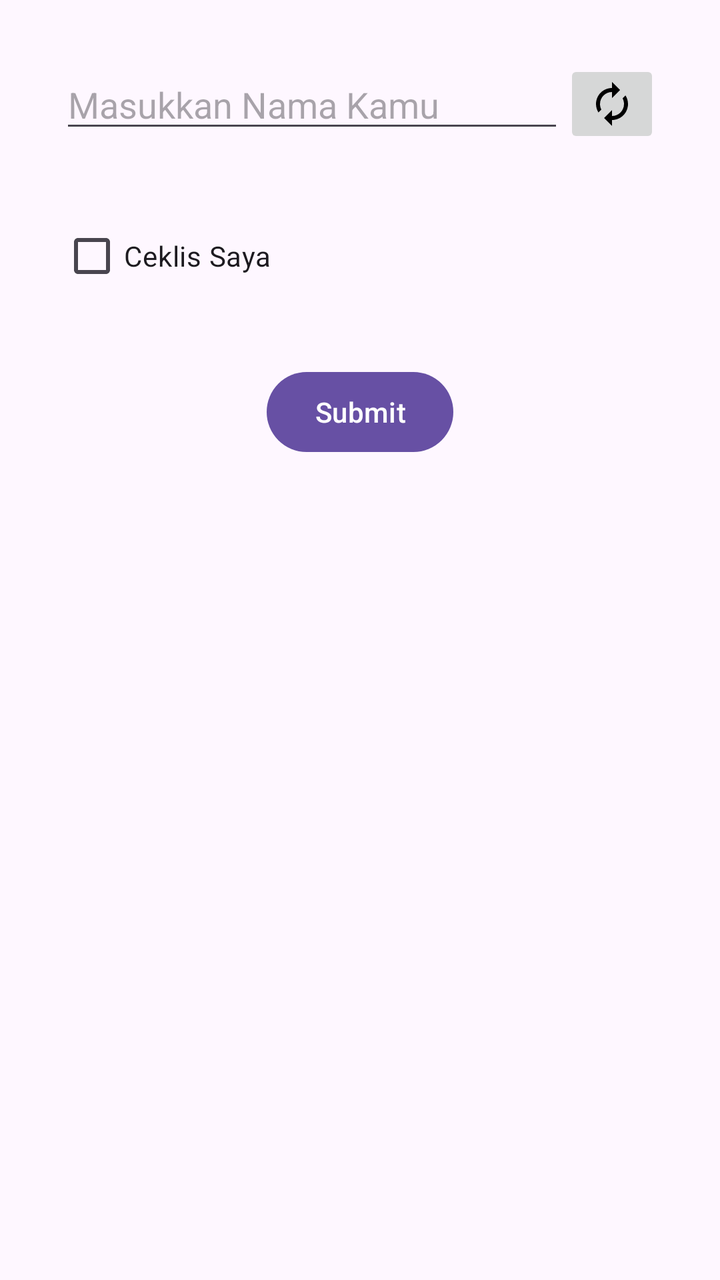
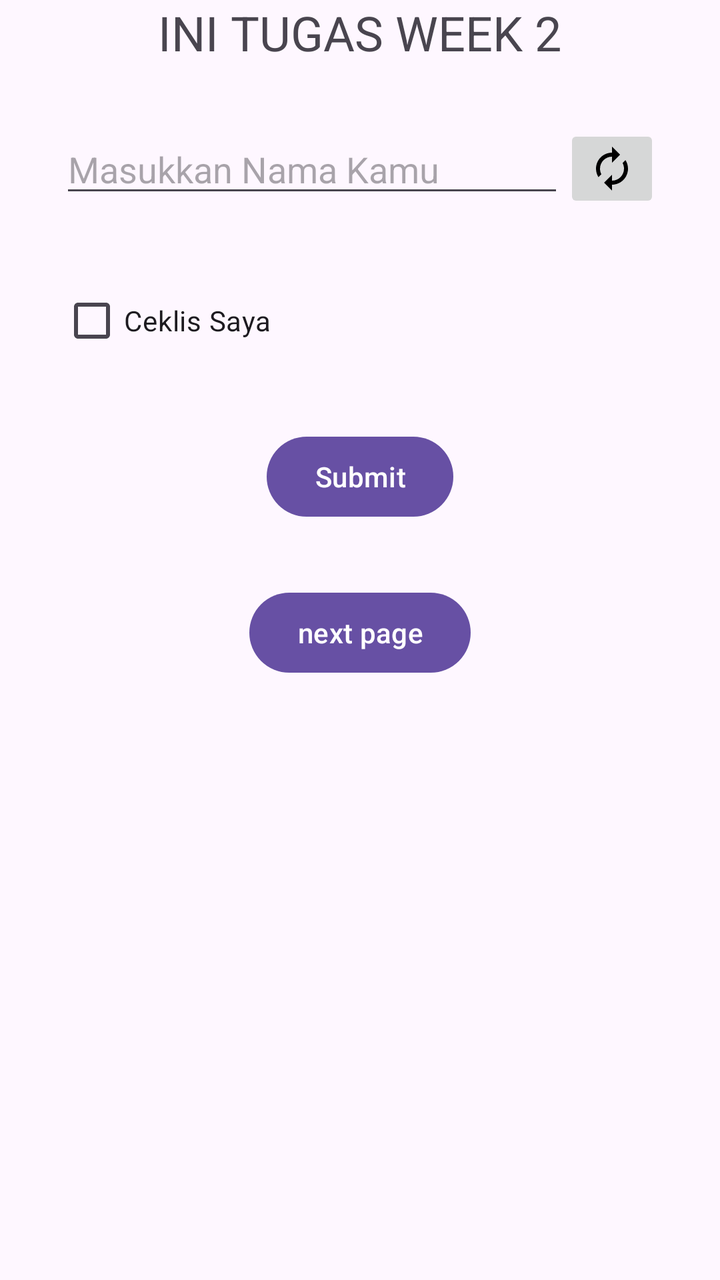

An Android layout rendered at two revisions. The XML below is the earlier revision; the diff shows what the commit changed to produce the second picture.
<!-- AndroidManifest.xml: application theme Theme.BelajarAndroidStudio -->
<!-- res/layout/activity_main.xml -->
<?xml version="1.0" encoding="utf-8"?>
<LinearLayout xmlns:android="http://schemas.android.com/apk/res/android"
    xmlns:app="http://schemas.android.com/apk/res-auto"
    xmlns:tools="http://schemas.android.com/tools"
    android:id="@+id/main"
    android:layout_width="match_parent"
    android:layout_height="match_parent"
    android:orientation="vertical"
    tools:context=".MainActivity">

    <LinearLayout
        android:layout_width="match_parent"
        android:layout_height="wrap_content"
        android:layout_margin="30dp"
        android:orientation="horizontal">

        <EditText
            android:id="@+id/main_nama"
            android:layout_width="0dp"
            android:layout_weight="1"
            android:layout_height="wrap_content"
            android:hint="Masukkan Nama Kamu"/>

        <ImageButton
            android:id="@+id/main_btn_reset"
            android:layout_width="wrap_content"
            android:layout_height="wrap_content"
            android:src="@drawable/ic_autorenew"/>
        </LinearLayout>

    <CheckBox
        android:id="@+id/main_cb_Ceklis"
        android:layout_width="match_parent"
        android:layout_height="wrap_content"
        android:layout_marginHorizontal="30dp"
        android:text="Ceklis Saya" />
    
    <Button
        android:id="@+id/main_btn_submit"
        android:layout_width="wrap_content"
        android:layout_height="wrap_content"
        android:text="Submit"
        android:layout_margin="30dp"
        android:layout_gravity="center"/>



</LinearLayout>
<!-- resources referenced by this layout -->
<resources>
  <!-- drawable ic_autorenew (drawable) -->
  <vector xmlns:android="http://schemas.android.com/apk/res/android" android:height="24dp" android:tint="#000000" android:viewportHeight="24" android:viewportWidth="24" android:width="24dp">
        
      <path android:fillColor="@android:color/white" android:pathData="M12,6v3l4,-4 -4,-4v3c-4.42,0 -8,3.58 -8,8 0,1.57 0.46,3.03 1.24,4.26L6.7,14.8c-0.45,-0.83 -0.7,-1.79 -0.7,-2.8 0,-3.31 2.69,-6 6,-6zM18.76,7.74L17.3,9.2c0.44,0.84 0.7,1.79 0.7,2.8 0,3.31 -2.69,6 -6,6v-3l-4,4 4,4v-3c4.42,0 8,-3.58 8,-8 0,-1.57 -0.46,-3.03 -1.24,-4.26z"/>
      
  </vector>
  <style name="Theme.BelajarAndroidStudio" parent="Base.Theme.BelajarAndroidStudio" />
  <style name="Base.Theme.BelajarAndroidStudio" parent="Theme.Material3.DayNight.NoActionBar">
          
          
      </style>
</resources>

<!-- the commit's change to res/layout/activity_main.xml (unified diff, before → after) -->
@@ -6,7 +6,15 @@
     android:layout_width="match_parent"
     android:layout_height="match_parent"
     android:orientation="vertical"
+    android:layout_marginTop="50dp"
     tools:context=".MainActivity">
+
+    <TextView
+        android:layout_width="wrap_content"
+        android:layout_height="wrap_content"
+        android:layout_gravity="center"
+        android:text="INI TUGAS WEEK 2"
+        android:textSize="24sp"/>
 
     <LinearLayout
         android:layout_width="match_parent"
@@ -43,6 +51,12 @@
         android:layout_margin="30dp"
         android:layout_gravity="center"/>
 
+    <Button
+        android:id="@+id/main_btn_submit2"
+        android:layout_width="wrap_content"
+        android:layout_height="wrap_content"
+        android:text="next page"
+        android:layout_gravity="center"/>
 
 
 </LinearLayout>
